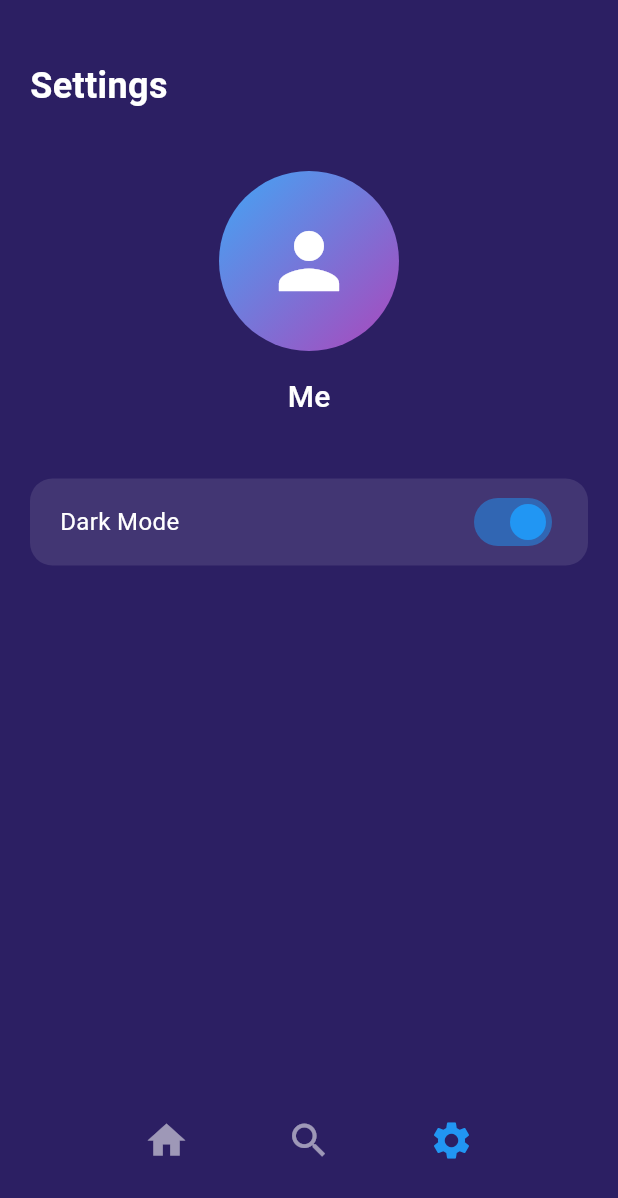
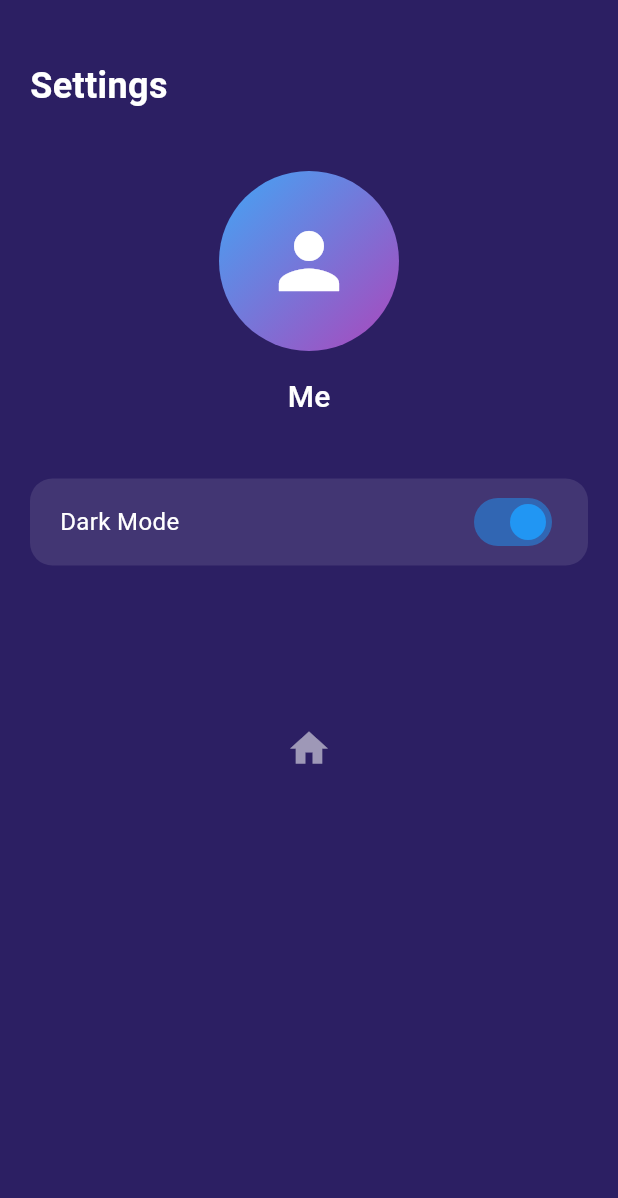
Before and after one commit to Abrar-Hosny/weather_App_flutter, a Flutter app: the SettingsScreen screen opened directly, on a phone screen of 412 x 824 dp. Shown: the top 1198 px of the screen. Run offline on Flutter 3.47's test engine with Material 3 defaults, Android fonts, the phone set to English and light mode, and no system bars.

Commit message:
Refactor settings screen layout and integrate navigation to settings from weather details

```diff
--- a/lib/settings.dart
+++ b/lib/settings.dart
@@ -70,7 +70,8 @@ class _SettingsScreenState extends State<SettingsScreen> {
               ),
               const SizedBox(height: 40),
               Container(
-                padding: const EdgeInsets.symmetric(horizontal: 20, vertical: 5),
+                padding:
+                    const EdgeInsets.symmetric(horizontal: 20, vertical: 5),
                 decoration: BoxDecoration(
                   color: Colors.white.withOpacity(0.1),
                   borderRadius: BorderRadius.circular(15),
@@ -97,32 +98,19 @@ class _SettingsScreenState extends State<SettingsScreen> {
                   ],
                 ),
               ),
-              const Spacer(),
+              const SizedBox(height: 78),
               Container(
                 padding: const EdgeInsets.all(20),
-
-                child:  Row(
+                child: Row(
                   mainAxisAlignment: MainAxisAlignment.spaceEvenly,
                   children: [
                     IconButton(
-                      icon: const Icon(Icons.home, color: Colors.white54, size: 30),
+                      icon: const Icon(Icons.home,
+                          color: Colors.white54, size: 30),
                       onPressed: () {
                         Navigator.of(context).pushReplacement(
                           MaterialPageRoute(
                               builder: (_) => const WeatherDetailsScreen()),
-                        );
-                      },
-                    ),
-                    IconButton(
-                      icon: const Icon(Icons.search, color: Colors.white54, size: 30),
-                      onPressed: () {},
-                    ),
-                    IconButton(
-                      icon: const Icon(Icons.settings, color: Colors.blue, size: 30),
-                      onPressed: () {
-                        Navigator.of(context).pushReplacement(
-                          MaterialPageRoute(
-                              builder: (_) => const SettingsScreen()),
                         );
                       },
                     ),
```
Also changed, not shown: lib/weather_details_screen.dart (+10 -3 lines).
